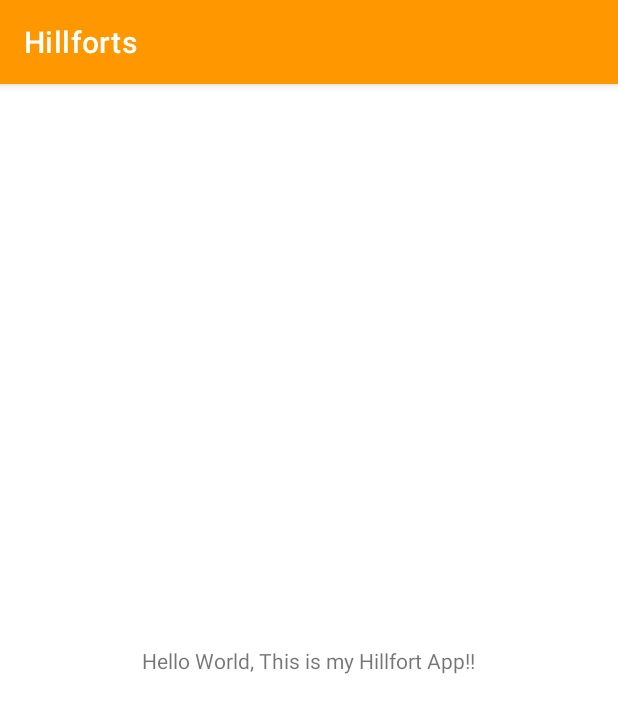
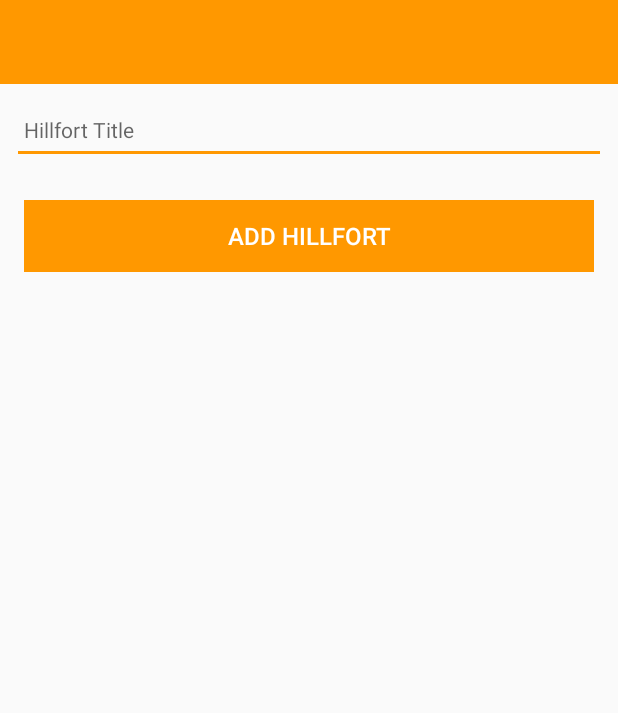
Before and after one commit to AttiaFX/Hillforts, an Android app: the screen it shows after launch (HillfortActivity), on a phone screen of 412 x 824 dp. Shown: the top 713 px of the screen. Run offline under Robolectric (Android 15) with nearby library versions, the phone set to English and light mode, and no system bars; libraries missing offline, so code that uses them is left out: org.jetbrains.anko; 1 statement that could not run was skipped.

Commit message:
Layouts & Styling

```diff
--- a/app/build.gradle
+++ b/app/build.gradle
@@ -40,6 +40,7 @@ dependencies {
   implementation 'com.google.android.material:material:1.1.0'
   implementation 'androidx.constraintlayout:constraintlayout:1.1.3'
   implementation 'org.jetbrains.anko:anko-commons:0.10.8'
+  implementation 'com.google.android.material:material:1.2.0'
   testImplementation 'junit:junit:4.+'
   androidTestImplementation 'androidx.test.ext:junit:1.1.1'
   androidTestImplementation 'androidx.test.espresso:espresso-core:3.2.0'
--- a/app/src/main/AndroidManifest.xml
+++ b/app/src/main/AndroidManifest.xml
@@ -8,7 +8,7 @@
         android:label="@string/app_name"
         android:roundIcon="@mipmap/ic_launcher_round"
         android:supportsRtl="true"
-        android:theme="@style/Theme.Hillforts">
+        android:theme="@style/AppTheme">
         <activity android:name=".HillfortActivity">
             <intent-filter>
                 <action android:name="android.intent.action.MAIN" />
--- a/app/src/main/res/layout/activity_hillfort.xml
+++ b/app/src/main/res/layout/activity_hillfort.xml
@@ -6,13 +6,67 @@
     android:layout_height="match_parent"
     tools:context=".HillfortActivity">
 
-    <TextView
-        android:layout_width="wrap_content"
+    <RelativeLayout
+        android:layout_width="match_parent"
         android:layout_height="wrap_content"
-        android:text="Hello World, This is my Hillfort App!!"
         app:layout_constraintBottom_toBottomOf="parent"
-        app:layout_constraintLeft_toLeftOf="parent"
-        app:layout_constraintRight_toRightOf="parent"
-        app:layout_constraintTop_toTopOf="parent" />
+        app:layout_constraintTop_toTopOf="parent">
+
+        <com.google.android.material.appbar.AppBarLayout
+            android:id="@+id/appBarLayout"
+            android:layout_width="match_parent"
+            android:layout_height="wrap_content"
+            android:background="@color/colorAccent"
+            android:fitsSystemWindows="true"
+            app:elevation="0dip"
+            app:theme="@style/ThemeOverlay.AppCompat.Dark.ActionBar">
+
+            <androidx.appcompat.widget.Toolbar
+                android:id="@+id/toolbarAdd"
+                android:layout_width="match_parent"
+                android:layout_height="wrap_content"
+                app:titleTextColor="@color/colorPrimary" />
+        </com.google.android.material.appbar.AppBarLayout>
+
+        <ScrollView
+            android:layout_width="match_parent"
+            android:layout_height="match_parent"
+            android:layout_below="@id/appBarLayout"
+            android:fillViewport="true">
+
+            <LinearLayout
+                android:layout_width="match_parent"
+                android:layout_height="wrap_content"
+                android:orientation="vertical">
+
+                <EditText
+                    android:id="@+id/hillfortTitle"
+                    android:layout_width="match_parent"
+                    android:layout_height="45dp"
+                    android:layout_margin="8dp"
+                    android:autofillHints=""
+                    android:hint="@string/hint_hillfortTitle"
+                    android:inputType="text"
+                    android:maxLength="25"
+                    android:maxLines="1"
+                    android:padding="8dp"
+                    android:textColor="@color/colorPrimaryDark"
+                    android:textSize="14sp" />
+
+                <Button
+                    android:id="@+id/btnAdd"
+                    android:layout_width="match_parent"
+                    android:layout_height="wrap_content"
+                    android:layout_margin="16dp"
+                    android:background="@color/colorAccent"
+                    android:paddingTop="8dp"
+                    android:paddingBottom="8dp"
+                    android:stateListAnimator="@null"
+                    android:text="@string/button_addHillfort"
+                    android:textColor="@color/colorPrimary"
+                    android:textSize="16sp" />
+            </LinearLayout>
+        </ScrollView>
+    </RelativeLayout>
 
 </androidx.constraintlayout.widget.ConstraintLayout>
--- a/app/src/main/res/values-night/themes.xml
+++ /dev/null
@@ -1,16 +0,0 @@
-<resources xmlns:tools="http://schemas.android.com/tools">
-    <!-- Base application theme. -->
-    <style name="Theme.Hillforts" parent="Theme.MaterialComponents.DayNight.DarkActionBar">
-        <!-- Primary brand color. -->
-        <item name="colorPrimary">@color/purple_200</item>
-        <item name="colorPrimaryVariant">@color/purple_700</item>
-        <item name="colorOnPrimary">@color/black</item>
-        <!-- Secondary brand color. -->
-        <item name="colorSecondary">@color/teal_200</item>
-        <item name="colorSecondaryVariant">@color/teal_200</item>
-        <item name="colorOnSecondary">@color/black</item>
-        <!-- Status bar color. -->
-        <item name="android:statusBarColor" tools:targetApi="l">?attr/colorPrimaryVariant</item>
-        <!-- Customize your theme here. -->
-    </style>
-</resources>
--- a/app/src/main/res/values/colors.xml
+++ b/app/src/main/res/values/colors.xml
@@ -1,10 +1,6 @@
 <?xml version="1.0" encoding="utf-8"?>
 <resources>
-    <color name="purple_200">#FFC107</color>
-    <color name="purple_500">#FF9800</color>
-    <color name="purple_700">#FF9800</color>
-    <color name="teal_200">#2196F3</color>
-    <color name="teal_700">#3F51B5</color>
-    <color name="black">#FF000000</color>
-    <color name="white">#FFFFFFFF</color>
+<color name="colorPrimary">#FFFFFF</color>
+<color name="colorPrimaryDark">#000000</color>
+<color name="colorAccent">#FF9800</color>
 </resources>
--- a/app/src/main/res/values/strings.xml
+++ b/app/src/main/res/values/strings.xml
@@ -1,3 +1,5 @@
 <resources>
     <string name="app_name">Hillforts</string>
+    <string name="hint_hillfortTitle">Hillfort Title</string>
+    <string name="button_addHillfort">Add Hillfort</string>
 </resources>
--- /dev/null
+++ b/app/src/main/res/values/styles.xml
@@ -0,0 +1,11 @@
+<resources>
+
+    <!-- Base application theme. -->
+    <style name="AppTheme" parent="Theme.AppCompat.Light.NoActionBar">
+        <!-- Customize your theme here. -->
+        <item name="colorPrimary">@color/colorPrimary</item>
+        <item name="colorPrimaryDark">@color/colorPrimaryDark</item>
+        <item name="colorAccent">@color/colorAccent</item>
+    </style>
+
+</resources>
--- a/app/src/main/res/values/themes.xml
+++ /dev/null
@@ -1,16 +0,0 @@
-<resources xmlns:tools="http://schemas.android.com/tools">
-    <!-- Base application theme. -->
-    <style name="Theme.Hillforts" parent="Theme.MaterialComponents.DayNight.DarkActionBar">
-        <!-- Primary brand color. -->
-        <item name="colorPrimary">@color/purple_500</item>
-        <item name="colorPrimaryVariant">@color/purple_700</item>
-        <item name="colorOnPrimary">@color/white</item>
-        <!-- Secondary brand color. -->
-        <item name="colorSecondary">@color/teal_200</item>
-        <item name="colorSecondaryVariant">@color/teal_700</item>
-        <item name="colorOnSecondary">@color/black</item>
-        <!-- Status bar color. -->
-        <item name="android:statusBarColor" tools:targetApi="l">?attr/colorPrimaryVariant</item>
-        <!-- Customize your theme here. -->
-    </style>
-</resources>
```
